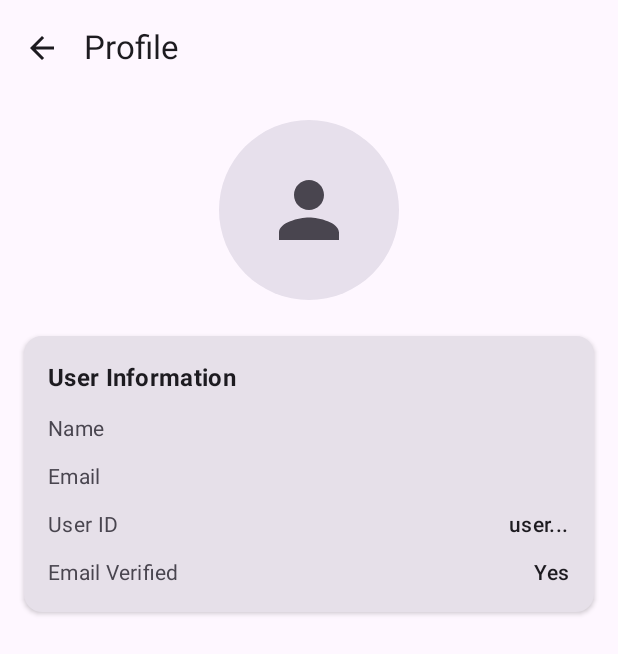
After one commit to vonceee/AquaLuminus, an Android app built with Jetpack Compose: the ProfileScreen screen opened through its navigation route, on a phone screen of 412 x 824 dp. The commit adds this screen. Shown: the top 654 px of the screen. Run offline under Robolectric (Android 15) with nearby library versions, the phone set to English and light mode, and no system bars; our stand-ins replace Firebase (no records; nobody signed in at launch, a user with empty details on screens opened directly).

Commit message:
add: profile screen

```diff
--- a/app/src/main/java/com/example/aqualuminus/ui/navigation/Navigation.kt
+++ b/app/src/main/java/com/example/aqualuminus/ui/navigation/Navigation.kt
@@ -9,12 +9,14 @@ import androidx.navigation.compose.rememberNavController
 import com.example.aqualuminus.data.auth.AuthState
 import com.example.aqualuminus.ui.screens.dashboard.AquariumDashboard
 import com.example.aqualuminus.ui.screens.login.LoginScreen
+import com.example.aqualuminus.ui.screens.profile.ProfileScreen
 import com.example.aqualuminus.ui.screens.register.RegisterScreen
 
 sealed class Screen(val route: String) {
     object Login : Screen("login")
     object Dashboard : Screen("dashboard")
     object Register : Screen("register")
+    object Profile : Screen("profile")
 }
 
 @Composable
@@ -35,9 +37,11 @@ fun AquariumNavGraph(
             }
             is AuthState.Unauthenticated -> {
                 // User is logged out, navigate to login
-                if (navController.currentDestination?.route == Screen.Dashboard.route) {
+                if (navController.currentDestination?.route == Screen.Dashboard.route ||
+                    navController.currentDestination?.route == Screen.Profile.route) {
                     navController.navigate(Screen.Login.route) {
                         popUpTo(Screen.Dashboard.route) { inclusive = true }
+                        popUpTo(Screen.Profile.route) { inclusive = true }
                     }
                 }
             }
@@ -82,12 +86,24 @@ fun AquariumNavGraph(
 
         composable(Screen.Dashboard.route) {
             AquariumDashboard(
-                user = (authState as? AuthState.Authenticated)?.user,
+                onProfileClick = {
+                    // Navigate to profile screen
+                    navController.navigate(Screen.Profile.route)
+                },
                 onLogout = {
                     onSignOut()
                     // Firebase Auth state will automatically trigger navigation to login
                 }
             )
         }
+
+        composable(Screen.Profile.route) {
+            ProfileScreen(
+                user = (authState as? AuthState.Authenticated)?.user,
+                onBackClick = {
+                    navController.popBackStack()
+                }
+            )
+        }
     }
 }
--- a/app/src/main/java/com/example/aqualuminus/ui/screens/dashboard/DashboardScreen.kt
+++ b/app/src/main/java/com/example/aqualuminus/ui/screens/dashboard/DashboardScreen.kt
@@ -17,6 +17,7 @@ import androidx.compose.runtime.setValue
 import androidx.compose.ui.Modifier
 import androidx.compose.ui.tooling.preview.Preview
 import androidx.compose.ui.unit.dp
+import androidx.lifecycle.viewmodel.compose.viewModel
 import com.example.aqualuminus.ui.screens.dashboard.components.HeaderSection
 import com.example.aqualuminus.ui.screens.dashboard.components.QuickActionsCard
 import com.example.aqualuminus.ui.screens.dashboard.components.SystemHealthCard
@@ -28,9 +29,14 @@ import com.example.aqualuminus.ui.screens.dashboard.model.SystemStatus
 
 @Composable
 fun AquariumDashboard(
-    user: com.google.firebase.auth.FirebaseUser? = null,
-    onLogout: () -> Unit = {}
+    onProfileClick: () -> Unit = {},
+    onLogout: () -> Unit = {},
+    dashboardViewModel: DashboardViewModel = viewModel()
 ) {
+    // Get user data from ViewModel
+    val userName = dashboardViewModel.userName
+    val userPhotoUrl = dashboardViewModel.userPhotoUrl
+
     var uvLightOn by remember { mutableStateOf(false) }
     val temperature = 24.5f
     val waterClarity = 92
@@ -46,8 +52,13 @@ fun AquariumDashboard(
             .verticalScroll(rememberScrollState()),
         verticalArrangement = Arrangement.spacedBy(16.dp)
     ) {
-        // Header with Logout
-        HeaderSection(onLogout = onLogout)
+        // Header with User Greeting, Profile Picture, and Logout
+        HeaderSection(
+            userName = userName,
+            userPhotoUrl = userPhotoUrl,
+            onProfileClick = onProfileClick,
+            onLogout = onLogout
+        )
 
         // UV Light Control
         UVLightControlCard(
--- a/app/src/main/java/com/example/aqualuminus/ui/screens/dashboard/DashboardViewModel.kt
+++ b/app/src/main/java/com/example/aqualuminus/ui/screens/dashboard/DashboardViewModel.kt
@@ -1,4 +1,40 @@
 package com.example.aqualuminus.ui.screens.dashboard
 
-class DashboardViewModel {
+import androidx.compose.runtime.getValue
+import androidx.compose.runtime.mutableStateOf
+import androidx.compose.runtime.setValue
+import androidx.lifecycle.ViewModel
+import com.google.firebase.auth.FirebaseAuth
+import com.google.firebase.auth.FirebaseUser
+
+class DashboardViewModel : ViewModel() {
+    private val auth = FirebaseAuth.getInstance()
+
+    // Observable state for the UI
+    var userName by mutableStateOf("User")
+        private set
+
+    var userPhotoUrl by mutableStateOf<String?>(null)
+        private set
+
+    init {
+        loadUserData()
+    }
+
+    private fun loadUserData() {
+        val currentUser = auth.currentUser
+        currentUser?.let { user ->
+            // Get display name, fallback to email username, then to "User"
+            userName = user.displayName
+                ?: user.email?.substringBefore("@")
+                        ?: "User"
+
+            // Get profile photo URL if available
+            userPhotoUrl = user.photoUrl?.toString()
+        }
+    }
+
+    fun getCurrentUser(): FirebaseUser? {
+        return auth.currentUser
+    }
 }
--- a/app/src/main/java/com/example/aqualuminus/ui/screens/dashboard/components/HeaderSection.kt
+++ b/app/src/main/java/com/example/aqualuminus/ui/screens/dashboard/components/HeaderSection.kt
@@ -1,6 +1,9 @@
 package com.example.aqualuminus.ui.screens.dashboard.components
 
+import androidx.compose.foundation.background
+import androidx.compose.foundation.clickable
 import androidx.compose.foundation.layout.Arrangement
+import androidx.compose.foundation.layout.Box
 import androidx.compose.foundation.layout.Column
 import androidx.compose.foundation.layout.Row
 import androidx.compose.foundation.layout.Spacer
@@ -9,8 +12,10 @@ import androidx.compose.foundation.layout.height
 import androidx.compose.foundation.layout.padding
 import androidx.compose.foundation.layout.size
 import androidx.compose.foundation.layout.width
+import androidx.compose.foundation.shape.CircleShape
 import androidx.compose.material.icons.Icons
 import androidx.compose.material.icons.automirrored.filled.ExitToApp
+import androidx.compose.material.icons.filled.Person
 import androidx.compose.material3.ButtonDefaults
 import androidx.compose.material3.Icon
 import androidx.compose.material3.MaterialTheme
@@ -19,28 +24,87 @@ import androidx.compose.material3.TextButton
 import androidx.compose.runtime.Composable
 import androidx.compose.ui.Alignment
 import androidx.compose.ui.Modifier
+import androidx.compose.ui.draw.clip
 import androidx.compose.ui.graphics.Color
+import androidx.compose.ui.layout.ContentScale
 import androidx.compose.ui.text.font.FontWeight
 import androidx.compose.ui.unit.dp
 import androidx.compose.ui.unit.sp
+import coil.compose.AsyncImage
 
 @Composable
-fun HeaderSection(onLogout: () -> Unit = {}) {
-    Column(
+fun HeaderSection(
+    userName: String = "User",
+    userPhotoUrl: String? = null,
+    onProfileClick: () -> Unit = {},
+    onLogout: () -> Unit = {}
+) {
+    androidx.compose.material3.Card(
         modifier = Modifier
             .fillMaxWidth()
-            .padding(bottom = 8.dp)
+            .padding(horizontal = 8.dp, vertical = 8.dp),
+        colors = androidx.compose.material3.CardDefaults.cardColors(
+            containerColor = MaterialTheme.colorScheme.surface
+        ),
+        elevation = androidx.compose.material3.CardDefaults.cardElevation(4.dp)
     ) {
-        // Top Bar with Logout
         Row(
-            modifier = Modifier.fillMaxWidth(),
-            horizontalArrangement = Arrangement.SpaceBetween,
-            verticalAlignment = Alignment.CenterVertically
+            modifier = Modifier
+                .fillMaxWidth()
+                .padding(12.dp),
+            verticalAlignment = Alignment.CenterVertically,
+            horizontalArrangement = Arrangement.SpaceBetween
         ) {
-            // Empty space for balance
-            Spacer(modifier = Modifier.width(48.dp))
+            // Profile picture + Greeting/Name
+            Row(verticalAlignment = Alignment.CenterVertically) {
+                // Profile Picture
+                Box(
+                    modifier = Modifier
+                        .size(48.dp)
+                        .clip(CircleShape)
+                        .background(MaterialTheme.colorScheme.surfaceVariant)
+                        .clickable { onProfileClick() },
+                    contentAlignment = Alignment.Center
+                ) {
+                    if (userPhotoUrl != null) {
+                        AsyncImage(
+                            model = userPhotoUrl,
+                            contentDescription = "Profile Picture",
+                            modifier = Modifier
+                                .size(48.dp)
+                                .clip(CircleShape),
+                            contentScale = ContentScale.Crop
+                        )
+                    } else {
+                        Icon(
+                            imageVector = Icons.Default.Person,
+                            contentDescription = "Default Profile",
+                            tint = MaterialTheme.colorScheme.onSurfaceVariant,
+                            modifier = Modifier.size(28.dp)
+                        )
+                    }
+                }
 
-            // Logout Button
+                Spacer(modifier = Modifier.width(12.dp))
+
+                // Greeting and username
+                Column {
+                    Text(
+                        text = "Hello",
+                        fontSize = 14.sp,
+                        fontWeight = FontWeight.Normal,
+                        color = MaterialTheme.colorScheme.onSurface
+                    )
+                    Text(
+                        text = userName,
+                        fontSize = 18.sp,
+                        fontWeight = FontWeight.Medium,
+                        color = MaterialTheme.colorScheme.onSurface
+                    )
+                }
+            }
+
+            // Logout button
             TextButton(
                 onClick = onLogout,
                 colors = ButtonDefaults.textButtonColors(
@@ -56,6 +120,9 @@ fun HeaderSection(onLogout: () -> Unit = {}) {
                 Text("Logout", fontSize = 14.sp)
             }
         }
+    }
+
+    Spacer(modifier = Modifier.height(8.dp))
 
     // Title Section
     Column(
@@ -75,4 +142,3 @@ fun HeaderSection(onLogout: () -> Unit = {}) {
         )
     }
 }
-}
--- /dev/null
+++ b/app/src/main/java/com/example/aqualuminus/ui/screens/profile/ProfileScreen.kt
@@ -0,0 +1,160 @@
+package com.example.aqualuminus.ui.screens.profile
+
+import androidx.compose.foundation.background
+import androidx.compose.foundation.layout.Arrangement
+import androidx.compose.foundation.layout.Box
+import androidx.compose.foundation.layout.Column
+import androidx.compose.foundation.layout.Row
+import androidx.compose.foundation.layout.Spacer
+import androidx.compose.foundation.layout.fillMaxSize
+import androidx.compose.foundation.layout.fillMaxWidth
+import androidx.compose.foundation.layout.padding
+import androidx.compose.foundation.layout.size
+import androidx.compose.foundation.layout.width
+import androidx.compose.foundation.shape.CircleShape
+import androidx.compose.material.icons.Icons
+import androidx.compose.material.icons.automirrored.filled.ArrowBack
+import androidx.compose.material.icons.filled.Person
+import androidx.compose.material3.Card
+import androidx.compose.material3.CardDefaults
+import androidx.compose.material3.ExperimentalMaterial3Api
+import androidx.compose.material3.Icon
+import androidx.compose.material3.IconButton
+import androidx.compose.material3.MaterialTheme
+import androidx.compose.material3.Scaffold
+import androidx.compose.material3.Text
+import androidx.compose.material3.TopAppBar
+import androidx.compose.runtime.Composable
+import androidx.compose.ui.Alignment
+import androidx.compose.ui.Modifier
+import androidx.compose.ui.draw.clip
+import androidx.compose.ui.layout.ContentScale
+import androidx.compose.ui.text.font.FontWeight
+import androidx.compose.ui.unit.dp
+import coil.compose.AsyncImage
+import com.google.firebase.auth.FirebaseUser
+
+@OptIn(ExperimentalMaterial3Api::class)
+@Composable
+fun ProfileScreen(
+    user: FirebaseUser?,
+    onBackClick: () -> Unit
+) {
+    Scaffold(
+        topBar = {
+            TopAppBar(
+                title = { Text("Profile") },
+                navigationIcon = {
+                    IconButton(onClick = onBackClick) {
+                        Icon(
+                            imageVector = Icons.AutoMirrored.Filled.ArrowBack,
+                            contentDescription = "Back"
+                        )
+                    }
+                }
+            )
+        }
+    ) { paddingValues ->
+        Column(
+            modifier = Modifier
+                .fillMaxSize()
+                .padding(paddingValues)
+                .padding(16.dp),
+            horizontalAlignment = Alignment.CenterHorizontally,
+            verticalArrangement = Arrangement.spacedBy(24.dp)
+        ) {
+            // Profile Picture
+            Box(
+                modifier = Modifier
+                    .size(120.dp)
+                    .clip(CircleShape)
+                    .background(MaterialTheme.colorScheme.surfaceVariant),
+                contentAlignment = Alignment.Center
+            ) {
+                if (user?.photoUrl != null) {
+                    AsyncImage(
+                        model = user.photoUrl.toString(),
+                        contentDescription = "Profile Picture",
+                        modifier = Modifier
+                            .size(120.dp)
+                            .clip(CircleShape),
+                        contentScale = ContentScale.Crop
+                    )
+                } else {
+                    Icon(
+                        imageVector = Icons.Default.Person,
+                        contentDescription = "Default Profile",
+                        tint = MaterialTheme.colorScheme.onSurfaceVariant,
+                        modifier = Modifier.size(60.dp)
+                    )
+                }
+            }
+
+            // User Information Card
+            Card(
+                modifier = Modifier.fillMaxWidth(),
+                elevation = CardDefaults.cardElevation(defaultElevation = 2.dp)
+            ) {
+                Column(
+                    modifier = Modifier
+                        .fillMaxWidth()
+                        .padding(16.dp),
+                    verticalArrangement = Arrangement.spacedBy(12.dp)
+                ) {
+                    Text(
+                        text = "User Information",
+                        style = MaterialTheme.typography.titleMedium,
+                        fontWeight = FontWeight.Bold
+                    )
+
+                    // Display Name
+                    ProfileInfoRow(
+                        label = "Name",
+                        value = user?.displayName ?: "Not set"
+                    )
+
+                    // Email
+                    ProfileInfoRow(
+                        label = "Email",
+                        value = user?.email ?: "Not available"
+                    )
+
+                    // User ID (first 8 characters for privacy)
+                    ProfileInfoRow(
+                        label = "User ID",
+                        value = user?.uid?.take(8) + "..." ?: "Not available"
+                    )
+
+                    // Email Verified Status
+                    ProfileInfoRow(
+                        label = "Email Verified",
+                        value = if (user?.isEmailVerified == true) "Yes" else "No"
+                    )
+                }
+            }
+        }
+    }
+}
+
+@Composable
+private fun ProfileInfoRow(
+    label: String,
+    value: String
+) {
+    Row(
+        modifier = Modifier.fillMaxWidth(),
+        horizontalArrangement = Arrangement.SpaceBetween
+    ) {
+        Text(
+            text = label,
+            style = MaterialTheme.typography.bodyMedium,
+            color = MaterialTheme.colorScheme.onSurfaceVariant
+        )
+        Spacer(modifier = Modifier.width(16.dp))
+        Text(
+            text = value,
+            style = MaterialTheme.typography.bodyMedium,
+            fontWeight = FontWeight.Medium
+        )
+    }
+}
```
Lines whose indentation alone changed are shown as unchanged.
